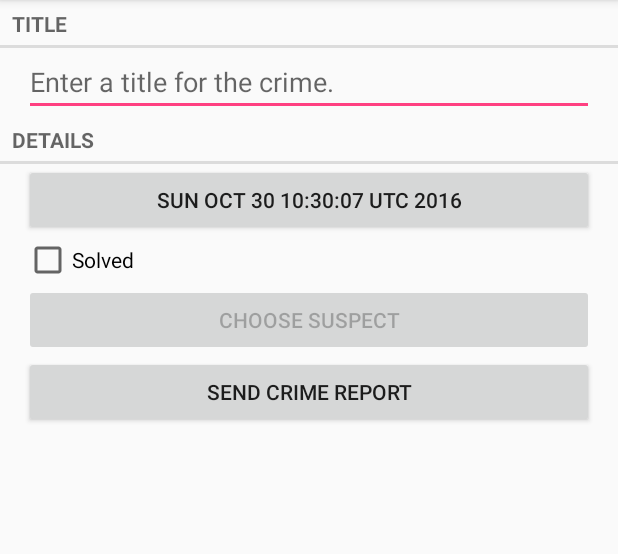
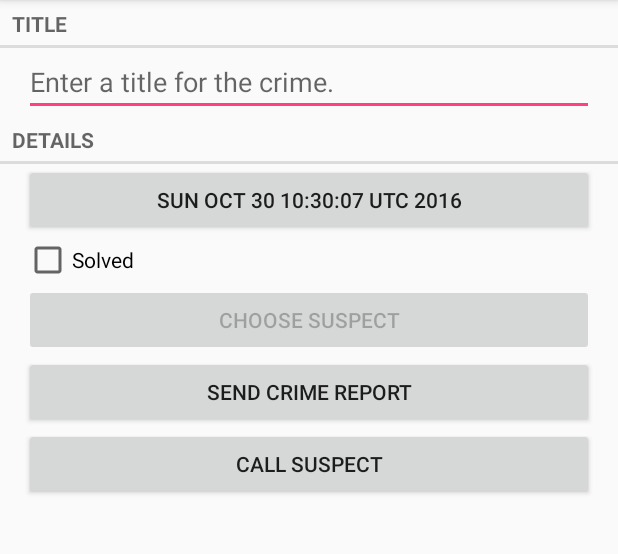
Before and after one commit to bard-cmsc374/hw03-adding-another-dialog-ma8642, an Android app: the CrimeFragment screen opened directly, with no data from a screen before it, on a phone screen of 412 x 824 dp, the part 84-638 px from its top. Run offline under Robolectric (Android 15) with nearby library versions, the phone set to English and light mode, and no system bars.

Commit message:
Function for finding and then dialing suspect's phone number is still not working.

```diff
--- a/app/src/main/AndroidManifest.xml
+++ b/app/src/main/AndroidManifest.xml
@@ -1,6 +1,7 @@
 <?xml version="1.0" encoding="utf-8"?>
 <manifest xmlns:android="http://schemas.android.com/apk/res/android"
     package="com.bignerdranch.android.criminalintent">
+    <uses-permission android:name="android.permission.READ_CONTACTS" />
 
     <application
         android:allowBackup="true"
--- a/app/src/main/java/com/bignerdranch/android/criminalintent/Crime.java
+++ b/app/src/main/java/com/bignerdranch/android/criminalintent/Crime.java
@@ -16,6 +16,7 @@ import java.util.UUID;
 public class Crime {
 
     private UUID mId;
+    private String susId;
     private String mTitle;
     private Date mDate;
     private boolean mSolved;
@@ -80,8 +81,9 @@ public class Crime {
         mSuspect = suspect;
     }
 
-    public void getSuspectID() {
-        //Nothing yet
-        //return ;
+    public void setSuspectId(String id) {susId = id;}
+
+    public String getSuspectID() {
+        return susId;
     }
 }
--- a/app/src/main/res/layout/fragment_crime.xml
+++ b/app/src/main/res/layout/fragment_crime.xml
@@ -52,4 +52,12 @@
         android:layout_marginRight="16dp"
         android:text="@string/crime_report_text"
         />
+
+    <Button android:id="@+id/call_suspect"
+        android:layout_width="match_parent"
+        android:layout_height="wrap_content"
+        android:layout_marginLeft="16dp"
+        android:layout_marginRight="16dp"
+        android:text="@string/call_suspect"
+        />
 </LinearLayout>
--- a/app/src/main/res/values/strings.xml
+++ b/app/src/main/res/values/strings.xml
@@ -20,4 +20,5 @@
     <string name="crime_report_suspect">the suspect is %s.</string>
     <string name="crime_report_subject">CriminalIntent Crime Report</string>
     <string name="send_report">Send crime report via</string>
+    <string name="call_suspect">Call Suspect</string>
 </resources>
```
Also changed, not shown: app/src/main/java/com/bignerdranch/android/criminalintent/CrimeFragment.java (+96 -12 lines).
